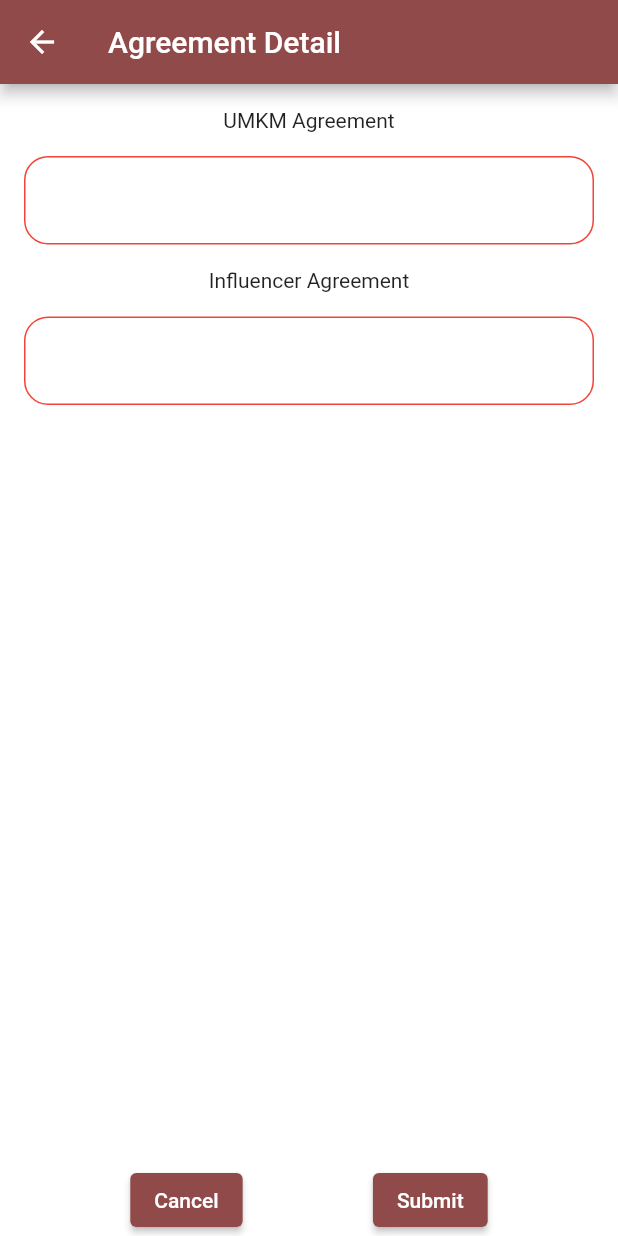
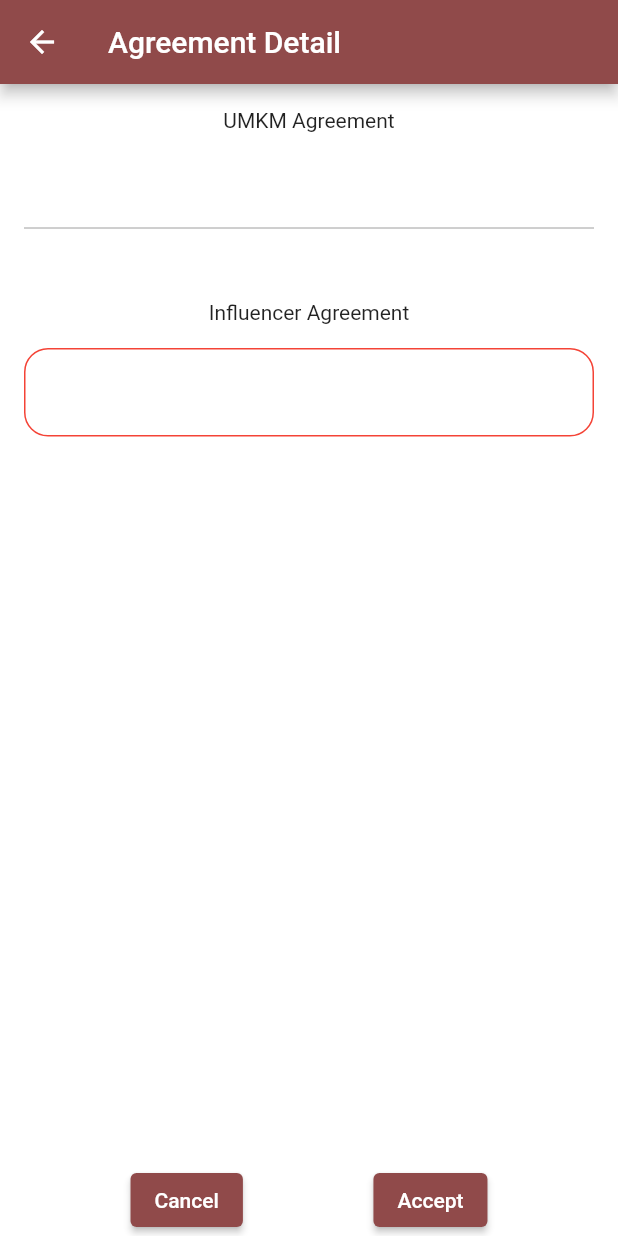
Before and after one commit to LevIan14/fluence_for_influencer, a Flutter app: the AgreementDetailPage screen opened directly with empty values, on a phone screen of 412 x 824 dp. Run offline on Flutter 3.47's test engine with Material 2 defaults, Android fonts, the phone set to English and light mode, and no system bars; our stand-ins replace cloud_firestore, equatable, firebase_auth, firebase_core, flutter_bloc, flutter_secure_storage and 1 more; missing offline and left inert: firebase_app_check, flutter_facebook_auth; accounts and stored records are empty.

Commit message:
adding function to accept agreement

```diff
--- a/lib/agreement/bloc/agreement_event.dart
+++ b/lib/agreement/bloc/agreement_event.dart
@@ -31,3 +31,12 @@ class CreateNewAgreement extends AgreementEvent {
   @override
   List<Object> get props => [newAgreement];
 }
+
+class AcceptAgreement extends AgreementEvent {
+  final String agreementId;
+
+  AcceptAgreement(this.agreementId);
+
+  @override
+  List<Object> get props => [agreementId];
+}
--- a/lib/agreement/bloc/agreement_state.dart
+++ b/lib/agreement/bloc/agreement_state.dart
@@ -29,6 +29,8 @@ class AgreementListLoaded extends AgreementState {
 
 class CreateNewAgreementSuccess extends AgreementState {}
 
+class AcceptAgreementSuccess extends AgreementState {}
+
 class AgreementError extends AgreementState {
   final String error;
 
--- a/lib/agreement/pages/agreement_detail_page.dart
+++ b/lib/agreement/pages/agreement_detail_page.dart
@@ -1,5 +1,7 @@
 import 'package:fluence_for_influencer/agreement/bloc/agreement_bloc.dart';
 import 'package:fluence_for_influencer/agreement/repository/agreement_repository.dart';
+import 'package:fluence_for_influencer/main/main_page.dart';
+import 'package:fluence_for_influencer/shared/navigation_helper.dart';
 import 'package:flutter/material.dart';
 import 'package:flutter_bloc/flutter_bloc.dart';
 
@@ -38,14 +40,16 @@ class _AgreementDetailPageState extends State<AgreementDetailPage> {
       child: Scaffold(
         appBar: AppBar(title: const Text('Agreement Detail')),
         body: BlocConsumer<AgreementBloc, AgreementState>(
-            listener: (context, state) {},
-            builder: (context, state) {
+            listener: (context, state) {
+          if (state is AcceptAgreementSuccess) {
+            navigateAsFirstScreen(context, const MainPage());
+          }
+        }, builder: (context, state) {
           if (state is AgreementLoaded) {
             _influencerAgreementController.text =
                 state.agreement['influencer_agreement'];
 
-                _umkmAgreementController.text =
-                    state.agreement['umkm_agreement'];
+            _umkmAgreementController.text = state.agreement['umkm_agreement'];
 
             return Column(
               children: [
@@ -61,18 +65,24 @@ class _AgreementDetailPageState extends State<AgreementDetailPage> {
                             child: const Text("UMKM Agreement"),
                           ),
                           TextFormField(
+                            enabled: false,
                             controller: _umkmAgreementController,
                             maxLines: null,
                             decoration: InputDecoration(
                                 focusedBorder: OutlineInputBorder(
                                     borderRadius: BorderRadius.circular(16),
-                                        borderSide: const BorderSide(
-                                            color: Colors.red)),
+                                    borderSide:
+                                        const BorderSide(color: Colors.red)),
                                 enabledBorder: OutlineInputBorder(
                                     borderRadius: BorderRadius.circular(16),
-                                        borderSide: const BorderSide(
-                                            color: Colors.red))),
+                                    borderSide:
+                                        const BorderSide(color: Colors.red))),
                           ),
+                          Container(
+                            margin: const EdgeInsets.only(bottom: 16),
+                            child:
+                                Text(state.agreement['umkm_agreement_status']),
+                          )
                         ]),
                       ),
                       Container(
@@ -87,13 +97,18 @@ class _AgreementDetailPageState extends State<AgreementDetailPage> {
                             decoration: InputDecoration(
                                 focusedBorder: OutlineInputBorder(
                                     borderRadius: BorderRadius.circular(16),
-                                        borderSide: const BorderSide(
-                                            color: Colors.red)),
+                                    borderSide:
+                                        const BorderSide(color: Colors.red)),
                                 enabledBorder: OutlineInputBorder(
                                     borderRadius: BorderRadius.circular(16),
-                                        borderSide: const BorderSide(
-                                            color: Colors.red))),
+                                    borderSide:
+                                        const BorderSide(color: Colors.red))),
                           ),
+                          Container(
+                            margin: const EdgeInsets.only(bottom: 16),
+                            child: Text(
+                                state.agreement['influencer_agreement_status']),
+                          )
                         ]),
                       ),
                     ]),
@@ -107,9 +122,11 @@ class _AgreementDetailPageState extends State<AgreementDetailPage> {
                           onPressed: () {}, child: const Text("Cancel")),
                       ElevatedButton(
                           onPressed: () {
-                                if (_formKey.currentState!.validate()) {}
+                            if (_formKey.currentState!.validate()) {
+                              acceptAgreement();
+                            }
                           },
-                              child: const Text("Submit")),
+                          child: const Text("Accept")),
                     ])
               ],
             );
@@ -119,4 +136,8 @@ class _AgreementDetailPageState extends State<AgreementDetailPage> {
       ),
     );
   }
+
+  void acceptAgreement() {
+    agreementBloc.add(AcceptAgreement(widget.agreementId));
   }
+}
```
Also changed, not shown: lib/agreement/bloc/agreement_bloc.dart (+9 -0 lines), lib/agreement/repository/agreement_repository.dart (+11 -0 lines), lib/negotiation/pages/negotiation_detail_page.dart (+3 -4 lines). Lines whose indentation alone changed are shown as unchanged.
